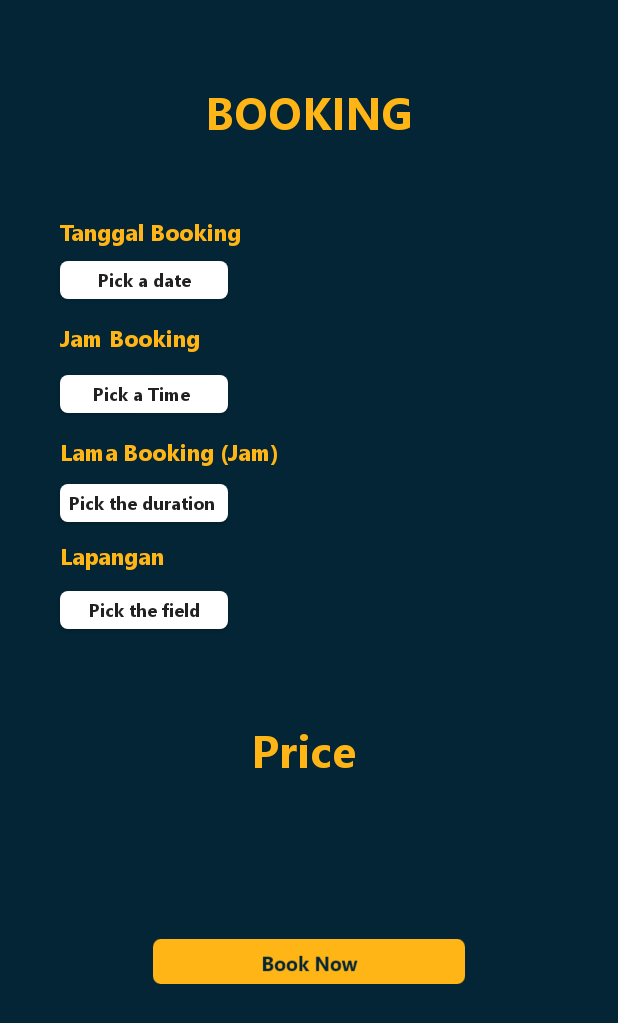
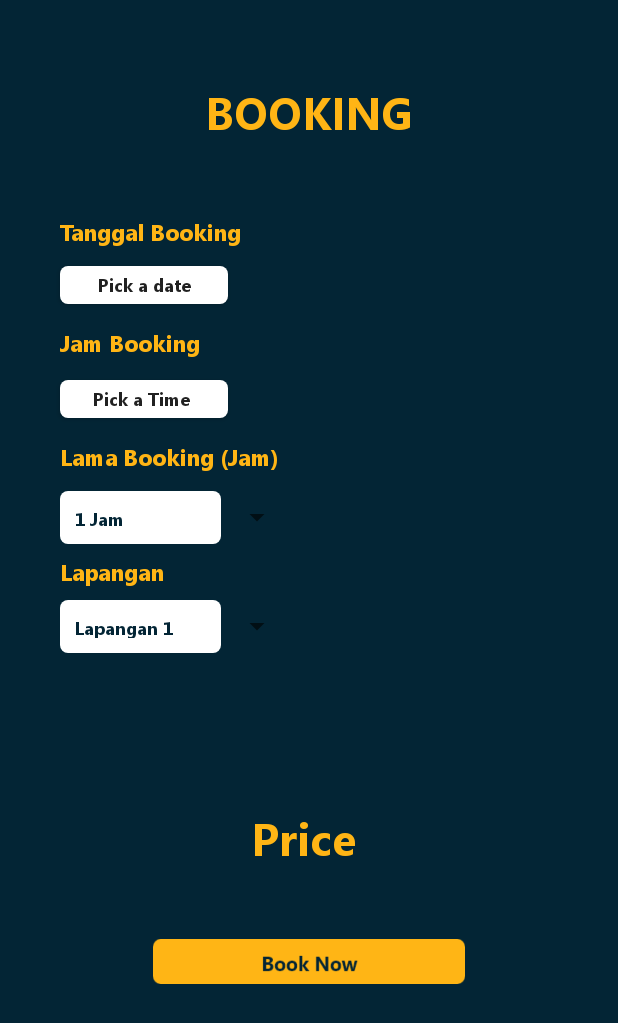
Before and after one commit to Pradypta/FutsalBookApp, an Android app: the Book screen opened directly, with no data from a screen before it, on a phone screen of 412 x 824 dp. Shown: the top 1023 px of the screen. Run offline under Robolectric (Android 15) with nearby library versions, the phone set to English and light mode, and no system bars; our stand-ins replace Firebase (no records; nobody signed in at launch, a user with empty details on screens opened directly).

Commit message:
editing booking layout

```diff
--- a/app/build.gradle
+++ b/app/build.gradle
@@ -40,6 +40,8 @@ dependencies {
     // design library
     implementation 'com.android.support:design:29.0.0'
     implementation 'com.google.android.material:material:version'
+    // circle image
+    implementation 'com.mikhaellopez:circularimageview:4.1.1'
 
     implementation 'androidx.legacy:legacy-support-v4:1.0.0'
     implementation 'androidx.navigation:navigation-fragment:2.1.0'
--- a/app/src/main/AndroidManifest.xml
+++ b/app/src/main/AndroidManifest.xml
@@ -11,7 +11,8 @@
         android:roundIcon="@mipmap/ic_launcher_round"
         android:supportsRtl="true"
         android:theme="@style/AppTheme">
-        <activity android:name=".Book"></activity>
+        <activity android:name=".Profile"></activity>
+        <activity android:name=".Book" />
         <activity
             android:name=".Home"
             android:label="@string/title_activity_main2"
--- a/app/src/main/java/com/example/futsalbookapp/Book.kt
+++ b/app/src/main/java/com/example/futsalbookapp/Book.kt
@@ -1,12 +1,93 @@
 package com.example.futsalbookapp
 
+import android.app.DatePickerDialog
+import android.app.TimePickerDialog
+import android.icu.text.SimpleDateFormat
+import android.os.Build
 import androidx.appcompat.app.AppCompatActivity
 import android.os.Bundle
+import android.widget.*
+import androidx.annotation.RequiresApi
+import com.example.futsalbookapp.models.User
+import com.google.firebase.auth.FirebaseAuth
+import com.google.firebase.database.FirebaseDatabase
+import com.google.firebase.database.core.view.View
+import kotlinx.android.synthetic.main.activity_book.*
+import java.util.*
 
 class Book : AppCompatActivity() {
 
+    @RequiresApi(Build.VERSION_CODES.N)
+
+    lateinit var option : Spinner
+    lateinit var option2 : Spinner
+    lateinit var result : TextView
+
+
+    @RequiresApi(Build.VERSION_CODES.N)
     override fun onCreate(savedInstanceState: Bundle?) {
         super.onCreate(savedInstanceState)
         setContentView(R.layout.activity_book)
+
+
+        val c = Calendar.getInstance()
+        val year = c.get(Calendar.YEAR)
+        val month = c.get(Calendar.MONTH)
+        val day = c.get(Calendar.DAY_OF_MONTH)
+        val options = arrayListOf("1 Jam", "2 Jam", "3 Jam")
+        val options2 = arrayListOf("Lapangan 1", "Lapangan 2", "Lapangan 3")
+
+
+        option = findViewById(R.id.spinner) as Spinner
+        option2 = findViewById(R.id.spinner2) as Spinner
+        result = findViewById(R.id.txt_result) as TextView
+
+
+        option.adapter = ArrayAdapter<String>(this,R.layout.color_spinner_layout,options)
+        option2.adapter = ArrayAdapter<String>(this,R.layout.color_spinner_layout,options2)
+
+        option.onItemSelectedListener = object:AdapterView.OnItemSelectedListener{
+            override fun onNothingSelected(parent: AdapterView<*>?) {
+                result.text = "Pick the duration"
+            }
+            override fun onItemSelected(parent: AdapterView<*>?, view: android.view.View?, position: Int, id: Long) {
+                result.text = options.get(position)
+            }
+        }
+        option2.onItemSelectedListener = object:AdapterView.OnItemSelectedListener{
+            override fun onNothingSelected(parent: AdapterView<*>?) {
+                result.text = "Pick the field"
+            }
+            override fun onItemSelected(parent: AdapterView<*>?, view: android.view.View?, position: Int, id: Long) {
+                result.text = options.get(position)
+            }
+        }
+        btn_date.setOnClickListener {
+            val dpd = DatePickerDialog(this, DatePickerDialog.OnDateSetListener{view: DatePicker?, mYear: Int, mMonth: Int, mDay: Int ->
+                btn_date.setText(""+mDay+"/"+mMonth+"/"+mYear)
+            }, year,month,day)
+            dpd.show()
+            }
+
+        btn_hour.setOnClickListener{
+            val timeSetListener = TimePickerDialog.OnTimeSetListener{view: TimePicker?, hour: Int, minute: Int ->
+                c.set(Calendar.HOUR_OF_DAY, hour)
+                c.set(Calendar.MINUTE,minute)
+                btn_hour.text = SimpleDateFormat("HH:mm").format(c.time)
+            }
+            TimePickerDialog(this, timeSetListener, c.get(Calendar.HOUR_OF_DAY), c.get(Calendar.MINUTE),true).show()
+        }
+    }
+
+
+    fun saveUser(view:android.view.View){
+
+        val uid = FirebaseAuth.getInstance().uid
+        val username = FirebaseAuth.getInstance().currentUser?.email
+        val ref = FirebaseDatabase.getInstance().getReference("/users/$uid")
+
+        val user = User(uid.toString(), username.toString())
+
+        ref.setValue(user)
     }
 }
--- /dev/null
+++ b/app/src/main/java/com/example/futsalbookapp/models/Profile.kt
@@ -0,0 +1 @@
+package com.example.futsalbookapp.models
--- a/app/src/main/java/com/example/futsalbookapp/models/User.kt
+++ b/app/src/main/java/com/example/futsalbookapp/models/User.kt
@@ -1,5 +1,6 @@
 package com.example.futsalbookapp.models
 import com.google.firebase.database.Exclude
 
-class User (val username: String ="",val email :String = "", val photo :String? = null,
-            @Exclude val uid: String="")
+//class User (val username: String ="",val email :String = "", val photo :String? = null,
+//            @Exclude val uid: String="")
+class User (val uid: String, val username: String)
--- a/app/src/main/res/layout/activity_book.xml
+++ b/app/src/main/res/layout/activity_book.xml
@@ -3,10 +3,23 @@
     xmlns:android="http://schemas.android.com/apk/res/android"
     xmlns:app="http://schemas.android.com/apk/res-auto"
     xmlns:tools="http://schemas.android.com/tools"
-    android:orientation="vertical" android:layout_width="match_parent"
+    android:orientation="vertical"
+    android:layout_width="match_parent"
     android:layout_height="match_parent"
-    android:background="@color/color_bg">
+    android:background="@color/color_bg"
+    tools:context=".Book"
+ >
 
+    <TextView
+        android:id="@+id/txt_result"
+        android:layout_width="wrap_content"
+        android:layout_height="wrap_content"
+        app:layout_constraintEnd_toEndOf="parent"
+        app:layout_constraintStart_toStartOf="parent"
+        app:layout_constraintTop_toTopOf="parent"
+        android:visibility="invisible">
+
+    </TextView>
     <TextView
         android:id="@+id/textView15"
         android:layout_width="match_parent"
@@ -48,20 +61,19 @@
         android:layout_width="112dp"
         android:layout_height="25dp"
         android:layout_marginLeft="40dp"
+        android:layout_marginTop="12dp"
         android:background="@drawable/btn_custom_2"
         android:fontFamily="@font/segoeui_bold"
         android:text="Pick a date"
         android:textAllCaps="false"
         android:textSize="12dp"
-        app:layout_constraintBottom_toBottomOf="parent"
         app:layout_constraintEnd_toEndOf="parent"
         app:layout_constraintHorizontal_bias="0.0"
         app:layout_constraintStart_toStartOf="parent"
-        app:layout_constraintTop_toBottomOf="@+id/textView16"
-        app:layout_constraintVertical_bias="0.014" />
+        app:layout_constraintTop_toBottomOf="@+id/textView16" />
 
     <TextView
-        android:id="@+id/textView17"
+        android:id="@+id/txt_date"
         android:layout_width="match_parent"
         android:layout_height="wrap_content"
         android:layout_marginLeft="40dp"
@@ -77,6 +89,12 @@
 
     </TextView>
 
+
+
+
+
+
+
     <Button
         android:id="@+id/btn_hour"
         android:layout_width="112dp"
@@ -91,7 +109,7 @@
         app:layout_constraintEnd_toEndOf="parent"
         app:layout_constraintHorizontal_bias="0.0"
         app:layout_constraintStart_toStartOf="parent"
-        app:layout_constraintTop_toBottomOf="@+id/textView17"
+        app:layout_constraintTop_toBottomOf="@+id/txt_date"
         app:layout_constraintVertical_bias="0.025" />
 
     <TextView
@@ -112,29 +130,26 @@
 
     </TextView>
 
-    <Button
-        android:id="@+id/btn_lama"
-        android:layout_width="112dp"
-        android:layout_height="25dp"
+
+    <Spinner
+        android:id="@+id/spinner"
+        android:layout_width="155dp"
+        android:layout_height="35dp"
+        android:layout_marginStart="40dp"
         android:layout_marginLeft="40dp"
-        android:background="@drawable/btn_custom_2"
-        android:fontFamily="@font/segoeui_bold"
-        android:text="Pick the duration "
-        android:textAllCaps="false"
-        android:textSize="12dp"
-        app:layout_constraintBottom_toBottomOf="parent"
-        app:layout_constraintEnd_toEndOf="parent"
-        app:layout_constraintHorizontal_bias="0.0"
+        android:layout_marginTop="12dp"
+
+
+        android:outlineAmbientShadowColor="@color/color_bg_2"
         app:layout_constraintStart_toStartOf="parent"
-        app:layout_constraintTop_toBottomOf="@+id/textView18"
-        app:layout_constraintVertical_bias="0.022" />
+        app:layout_constraintTop_toBottomOf="@+id/textView18" />
 
     <TextView
         android:id="@+id/textView19"
         android:layout_width="match_parent"
         android:layout_height="wrap_content"
         android:layout_marginLeft="40dp"
-        android:layout_marginTop="12dp"
+        android:layout_marginTop="8dp"
         android:fontFamily="@font/segoeui_bold"
         android:text="Lapangan"
         android:textColor="@color/color_bg_2"
@@ -142,26 +157,22 @@
         app:layout_constraintEnd_toEndOf="parent"
         app:layout_constraintHorizontal_bias="1.0"
         app:layout_constraintStart_toStartOf="parent"
-        app:layout_constraintTop_toBottomOf="@+id/btn_lama">
+        app:layout_constraintTop_toBottomOf="@+id/spinner">
 
     </TextView>
 
-    <Button
-        android:id="@+id/btn_lap"
-        android:layout_width="112dp"
-        android:layout_height="25dp"
+    <Spinner
+        android:id="@+id/spinner2"
+        android:layout_width="155dp"
+        android:layout_height="35dp"
+        android:layout_marginStart="40dp"
         android:layout_marginLeft="40dp"
-        android:background="@drawable/btn_custom_2"
-        android:fontFamily="@font/segoeui_bold"
-        android:text="Pick the field"
-        android:textAllCaps="false"
-        android:textSize="12dp"
-        app:layout_constraintBottom_toBottomOf="parent"
-        app:layout_constraintEnd_toEndOf="parent"
-        app:layout_constraintHorizontal_bias="0.0"
+
+
+        android:layout_marginTop="8dp"
         app:layout_constraintStart_toStartOf="parent"
-        app:layout_constraintTop_toBottomOf="@+id/textView19"
-        app:layout_constraintVertical_bias="0.03" />
+        app:layout_constraintTop_toBottomOf="@+id/textView19" />
+
 
     <TextView
         android:id="@+id/txt_price"
@@ -176,9 +187,8 @@
         app:layout_constraintEnd_toEndOf="parent"
         app:layout_constraintHorizontal_bias="0.0"
         app:layout_constraintStart_toStartOf="parent"
-        app:layout_constraintTop_toBottomOf="@+id/btn_lap"
-        app:layout_constraintVertical_bias="0.166">
-    </TextView>
+        app:layout_constraintTop_toTopOf="parent"
+        app:layout_constraintVertical_bias="0.687"></TextView>
 
     <Button
         android:id="@+id/btn_book"
@@ -192,5 +202,7 @@
         app:layout_constraintEnd_toEndOf="parent"
         app:layout_constraintStart_toStartOf="parent"
         app:layout_constraintTop_toTopOf="parent"
-        app:layout_constraintVertical_bias="0.788" />
+        app:layout_constraintVertical_bias="0.788"
+        android:onClick="saveUser"
+        />
 </androidx.constraintlayout.widget.ConstraintLayout>
--- /dev/null
+++ b/app/src/main/res/layout/color_spinner_layout.xml
@@ -0,0 +1,12 @@
+<?xml version="1.0" encoding="utf-8"?>
+<CheckedTextView xmlns:android="http://schemas.android.com/apk/res/android"
+    android:layout_width="match_parent"
+    android:layout_height="match_parent"
+    android:padding="10dp"
+    android:text="Test"
+    android:textSize="12dp"
+    android:textColor="@color/color_bg"
+    android:fontFamily="@font/segoeui_bold"
+    android:background="@drawable/btn_custom_2"
+    >
+    </CheckedTextView>
--- a/app/src/main/res/values-v21/styles.xml
+++ b/app/src/main/res/values-v21/styles.xml
@@ -5,4 +5,7 @@
         <item name="windowNoTitle">true</item>
         <item name="android:statusBarColor">@android:color/transparent</item>
     </style>
+    <style name="RadioButtonStyle" parent="Theme.AppCompat.Light">
+        <item name="color">@color/color_bg_2</item>
+    </style>
 </resources>
--- a/app/src/main/res/values/styles.xml
+++ b/app/src/main/res/values/styles.xml
@@ -21,4 +21,7 @@
         <item name="windowActionBar">false</item>
         <item name="windowNoTitle">true</item>
     </style>
+    <style name="RadioButtonStyle" parent="Theme.AppCompat.Light">
+        <item name="color">@color/color_bg_2</item>
+    </style>
 </resources>
```
Also changed, not shown: app/src/main/java/com/example/futsalbookapp/Home.kt (+11 -1 lines), app/src/main/java/com/example/futsalbookapp/Profile.kt (added, +12 -0 lines), app/src/main/java/com/example/futsalbookapp/ui/profile/GalleryFragment.kt (+4 -4 lines), app/src/main/res/drawable/edit_txt_custom.xml (added, +8 -0 lines), app/src/main/res/layout/activity_main.xml (+10 -7 lines), app/src/main/res/layout/activity_profile.xml (added, +149 -0 lines), app/src/main/res/layout/fragment_profile.xml (+10 -10 lines), app/src/main/res/layout/spinner_dropdown_layout.xml (added, +11 -0 lines), app/src/main/res/drawable-v24/field1.jpg (added), app/src/main/res/drawable-v24/icon_prof.png (added), app/src/main/res/drawable-v24/x.jpg (added).
